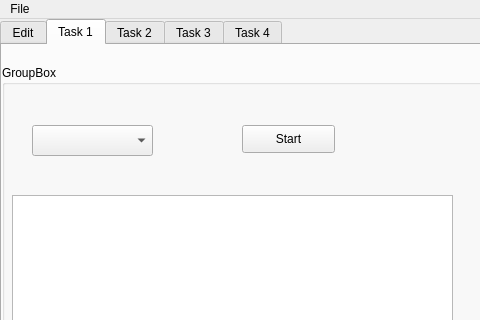
zayarniy/UICities, file mainwindow.ui: the form before one commit; both pictures show x 0 to 480 and y 0 to 320 of the 623 by 585 pixel window.
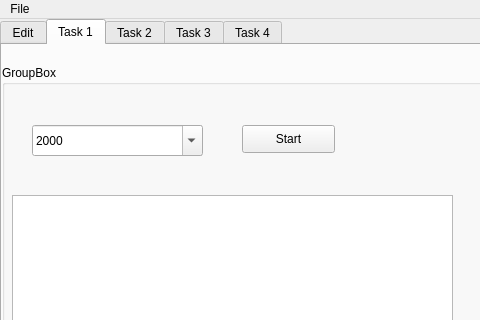
The form after the commit. The open tabs and pages were chosen to show the change.

Diff of the .ui file:
```diff
--- a/mainwindow.ui
+++ b/mainwindow.ui
@@ -200,10 +200,19 @@
         <rect>
          <x>30</x>
          <y>60</y>
-         <width>121</width>
+         <width>171</width>
          <height>31</height>
         </rect>
        </property>
+       <property name="editable">
+        <bool>true</bool>
+       </property>
+       <property name="currentText">
+        <string>2000</string>
+       </property>
+       <property name="placeholderText">
+        <string/>
+       </property>
       </widget>
       <widget class="QPushButton" name="pushButton_3">
        <property name="geometry">
```
Left out of the diff: 6 changed lines with no effect on the pictures.
